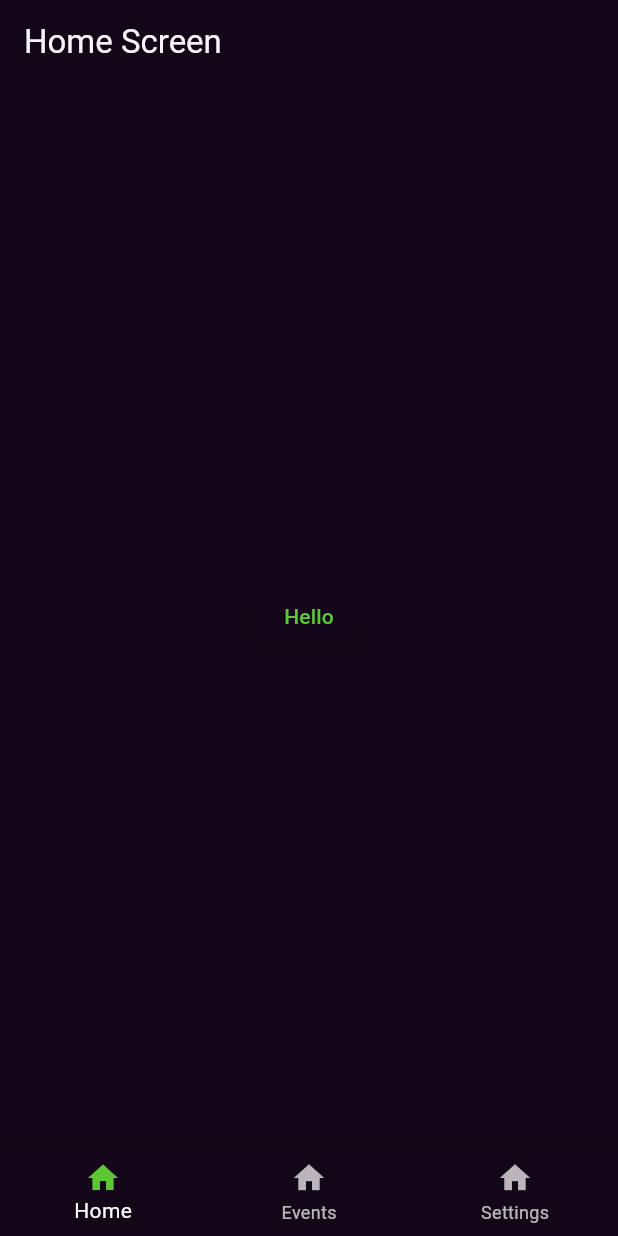
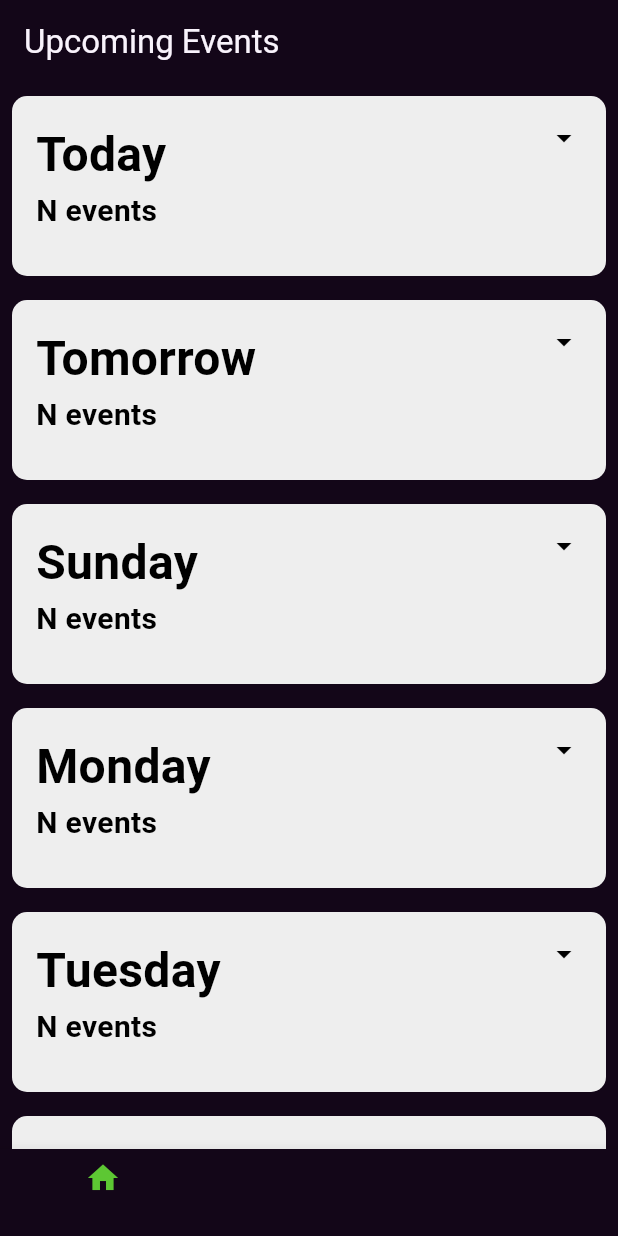
Before and after one commit to SultanAbbas0/TeamXtreme, a Flutter app: the screen it shows after launch, on a phone screen of 412 x 824 dp. Run offline on Flutter 3.47's test engine with Material 3 defaults, Android fonts, the light colour scheme and no system bars; our stand-ins replace cached_network_image, cloud_firestore, easy_localization, firebase_core, flutter_riverpod, go_router and 2 more; accounts and stored records are empty.

Commit message:
Upcoming Events/Academics Screen

```diff
--- a/lib/main.dart
+++ b/lib/main.dart
@@ -70,7 +70,7 @@ final GoRouter _router = GoRouter(
         GoRoute(
           path: 'details',
           builder: (BuildContext context, GoRouterState state) {
-            return DetailsScreen();
+            return const DetailsScreen();
           },
         ),
       ],
--- a/lib/reusable_components/expandable_container.dart
+++ b/lib/reusable_components/expandable_container.dart
@@ -1,7 +1,6 @@
 import 'package:flutter/material.dart';
 import 'package:flutter_riverpod/flutter_riverpod.dart';
-import 'package:xtreme/upcoming_events/providers/card_id_provider.dart';
-import 'package:xtreme/reusable_components/events_list.dart';
+import 'package:xtreme/reusable_components/card_list.dart';
 
 class ExpandableRoundedContainer extends ConsumerStatefulWidget {
   final String title;
@@ -26,35 +25,18 @@ class ExpandableRoundedContainerState
     extends ConsumerState<ExpandableRoundedContainer> {
   bool isExpanded = false;
   double animatedContainerHeight = 0;
-  double? nEventsHeight = 30;
-  late double widgetHeight;
-  @override
-  void initState() {
-    super.initState();
-    WidgetsBinding.instance.addPostFrameCallback((_) {
-      final RenderBox renderBox = context.findRenderObject() as RenderBox;
-      final size = renderBox.size;
-      setState(() {
-        widgetHeight = size.height;
-      });
-    });
-  }
-
+  double animatedContainerHeight2 = 120;
+  bool enteredScreen = true;
   Future<void> _toggleExpand() async {
     setState(() {
+      enteredScreen = false;
       isExpanded = !isExpanded;
       if (!isExpanded) {
         animatedContainerHeight = 0;
+        animatedContainerHeight2 = 120;
       } else {
-        animatedContainerHeight = 30;
-      }
-    });
-    await Future.delayed(const Duration(milliseconds: 100));
-    setState(() {
-      if (!isExpanded) {
-        nEventsHeight = 30;
-      } else {
-        nEventsHeight = widgetHeight;
+        animatedContainerHeight = 15;
+        animatedContainerHeight2 = 80;
       }
     });
   }
@@ -66,17 +48,23 @@ class ExpandableRoundedContainerState
     if (x != widget.id && isExpanded) {
       _toggleExpand();
     }
-    return GestureDetector(
+    return Container(
+      constraints: const BoxConstraints.tightForFinite(),
+      margin: const EdgeInsets.all(8.0),
+      child: Column(
+        children: [
+          GestureDetector(
             onTap: () async {
               ref.read(widget.cardProvider.notifier).state = widget.id;
               await _toggleExpand();
             },
-      child: Container(
-        margin: const EdgeInsets.all(8.0),
-        padding: const EdgeInsets.all(23),
+            child: AnimatedContainer(
+              duration: const Duration(milliseconds: 100),
+              padding: const EdgeInsets.all(16),
+              height: animatedContainerHeight2,
               alignment: Alignment.topLeft,
               decoration: BoxDecoration(
-          borderRadius: BorderRadius.circular(10.0),
+                borderRadius: BorderRadius.circular(10),
                 color: Colors.grey[200],
               ),
               child: Row(
@@ -94,31 +82,18 @@ class ExpandableRoundedContainerState
                           color: Colors.black,
                         ),
                       ),
-                AnimatedContainer(
-                  duration: const Duration(milliseconds: 100),
-                  height: animatedContainerHeight,
-                ),
                       if (!isExpanded)
-                  AnimatedContainer(
-                    margin: const EdgeInsets.only(top: 5),
-                    duration: const Duration(milliseconds: 100),
-                    alignment: Alignment.bottomLeft,
-                    height: nEventsHeight == 30 ? 30 : nEventsHeight! / 2,
-                    child: const Text("N events",
+                        DelayedWidget(
+                          enteredScreen: enteredScreen,
+                          delay: const Duration(milliseconds: 100),
+                          child: const Text(
+                            "N events",
                             style: TextStyle(
                               fontSize: 20,
                               fontWeight: FontWeight.bold,
                               color: Colors.black,
-                        )),
                             ),
-                if (isExpanded)
-                  Builder(
-                    builder: (BuildContext context) {
-                      return EventsList(
-                        events: const ["Google", "Hackathon", "Github"],
-                        key: GlobalKey(),
-                      );
-                    },
+                          ),
                         )
                     ],
                   ),
@@ -135,6 +110,56 @@ class ExpandableRoundedContainerState
                 ],
               ),
             ),
+          ),
+          AnimatedContainer(
+            duration: const Duration(milliseconds: 100),
+            height: animatedContainerHeight,
+          ),
+          if (isExpanded)
+            const EventCardsList(
+              list: ["1", "2", "3"],
+            ),
+        ],
+      ),
     );
   }
 }
+
+class DelayedWidget extends StatefulWidget {
+  final Widget child;
+  final Duration delay;
+  final bool enteredScreen;
+  const DelayedWidget({
+    Key? key,
+    required this.child,
+    required this.delay,
+    required this.enteredScreen,
+  }) : super(key: key);
+
+  @override
+  _DelayedWidgetState createState() => _DelayedWidgetState();
+}
+
+class _DelayedWidgetState extends State<DelayedWidget> {
+  bool visible = false;
+  @override
+  void initState() {
+    super.initState();
+    if (widget.enteredScreen) {
+      visible = true;
+    } else {
+      Future.delayed(widget.delay, () {
+        setState(() {
+          visible = true;
+        });
+      });
+    }
+  }
+
+  @override
+  Widget build(BuildContext context) {
+    return Container(
+      child: visible ? widget.child : null,
+    );
+  }
+}
--- /dev/null
+++ b/lib/upcoming_academics/providers/card_id_provider.dart
@@ -0,0 +1,5 @@
+import 'package:flutter_riverpod/flutter_riverpod.dart';
+
+final cardIdProvider = StateProvider<int>((ref) {
+  return -1;
+});
--- /dev/null
+++ b/lib/upcoming_events/providers/card_id_provider.dart
@@ -0,0 +1,5 @@
+import 'package:flutter_riverpod/flutter_riverpod.dart';
+
+final cardIdProvider = StateProvider<int>((ref) {
+  return -1;
+});
--- /dev/null
+++ b/lib/upcoming_events/views/main_screen.dart
@@ -0,0 +1,42 @@
+import 'package:easy_localization/easy_localization.dart';
+import 'package:flutter/material.dart';
+import 'package:xtreme/reusable_components/expandable_container.dart';
+import 'package:xtreme/upcoming_events/providers/card_id_provider.dart';
+
+class UpcomingEvents extends StatelessWidget {
+  const UpcomingEvents({super.key});
+
+  List<String> getNextSixDays() {
+    final List<String> nextSixDays = [];
+    final DateTime now = DateTime.now();
+
+    for (int i = 0; i < 5; i++) {
+      final DateTime nextDay = now.add(Duration(days: i + 2));
+      final String dayName = DateFormat('EEEE').format(nextDay);
+      nextSixDays.add(dayName);
+    }
+
+    return nextSixDays;
+  }
+
+  @override
+  Widget build(BuildContext context) {
+    final nextSixDays = getNextSixDays();
+    nextSixDays.insert(0, 'Today');
+    nextSixDays.insert(1, 'Tomorrow');
+    return Scaffold(
+      appBar: AppBar(title: const Text('Upcoming Events')),
+      body: ListView.builder(
+        itemCount: 7,
+        itemBuilder: (BuildContext context, int index) {
+          return ExpandableRoundedContainer(
+            title: nextSixDays[index],
+            text: "hi",
+            id: index,
+            cardProvider: cardIdProvider,
+          );
+        },
+      ),
+    );
+  }
+}
--- a/lib/wrapper/wrapper.dart
+++ b/lib/wrapper/wrapper.dart
@@ -3,14 +3,18 @@ import 'package:flutter_riverpod/flutter_riverpod.dart';
 import 'package:xtreme/core/constants/colors.dart';
 import 'package:xtreme/event_schedule/views/events_view.dart';
 import 'package:xtreme/home/views/home_screen_view.dart';
+import 'package:xtreme/upcoming_academics/views/main_screen.dart';
+import 'package:xtreme/upcoming_events/views/main_screen.dart';
 import 'package:xtreme/wrapper/providers/bottom_sheet_provider.dart';
 
 class Wrapper extends StatelessWidget {
   Wrapper({super.key});
 
   final List<Widget> _screens = [
-    HomeScreen(),
-    DetailsScreen(),
+    const UpcomingEvents(),
+    const UpcomingAcademics(),
+    const HomeScreen(),
+    const DetailsScreen(),
   ];
 
   @override
@@ -30,6 +34,14 @@ class Wrapper extends StatelessWidget {
                 color: primaryColor,
               ),
               label: "Home",
+            ),
+            BottomNavigationBarItem(
+              icon: Icon(Icons.abc_outlined),
+              activeIcon: Icon(
+                Icons.home,
+                color: primaryColor,
+              ),
+              label: "academics",
             ),
             BottomNavigationBarItem(
               icon: Icon(Icons.home),
```
Also changed, not shown: lib/reusable_components/card.dart (added, +17 -0 lines), lib/reusable_components/card_list.dart (added, +42 -0 lines), lib/upcoming_academics/views/main_screen.dart (added, +42 -0 lines). Lines whose indentation alone changed are shown as unchanged.
